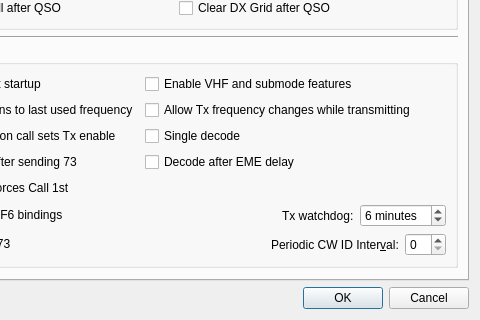
First picture: the form in Configuration.ui, repository saitohirga/WSJT-X, before the edit; both pictures show x 122 to 602 and y 339 to 659 of the 602 by 659 pixel window.
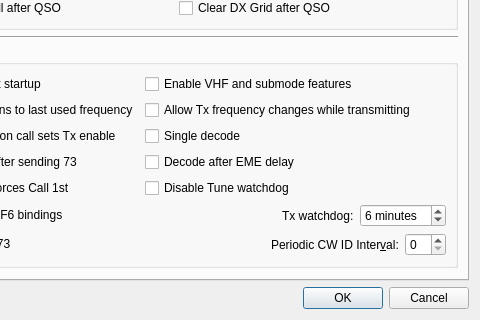
Second picture: the form after the edit. Custom widgets are drawn as their Qt base class.

Commit message: Add an option to disable the Tune watchdog.

Diff of the .ui file:
```diff
--- a/Configuration.ui
+++ b/Configuration.ui
@@ -517,6 +517,13 @@
             </property>
            </widget>
           </item>
+          <item row="4" column="1">
+           <widget class="QCheckBox" name="disable_Tune_watchdog_check_box">
+            <property name="text">
+             <string>Disable Tune watchdog</string>
+            </property>
+           </widget>
+          </item>
          </layout>
         </widget>
        </item>
```
Left out of the diff: 8 changed lines with no effect on the pictures. The commit also changes 3 other files.
